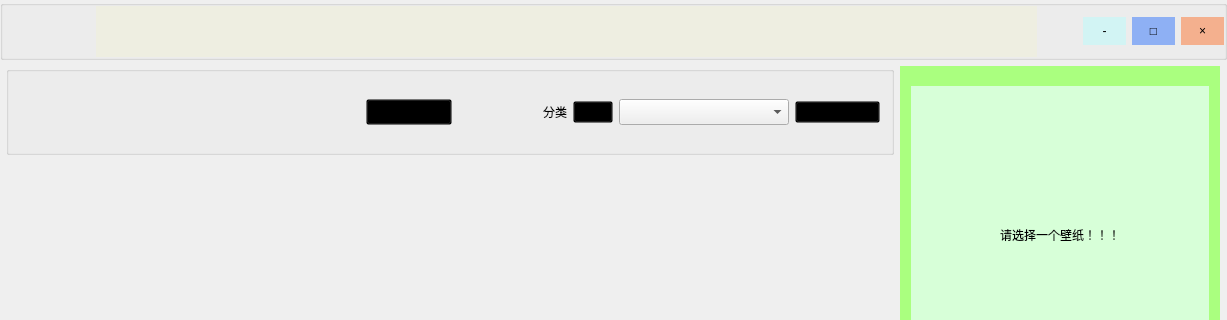
Before: the Qt Designer form src/Qt-MyRedCar/ui/qtmyredcar.ui in mqxxc/Qt-MyRedCar, drawn with Qt 5; both pictures show x 0 to 1227 and y 0 to 320 of the 1227 by 829 pixel window.
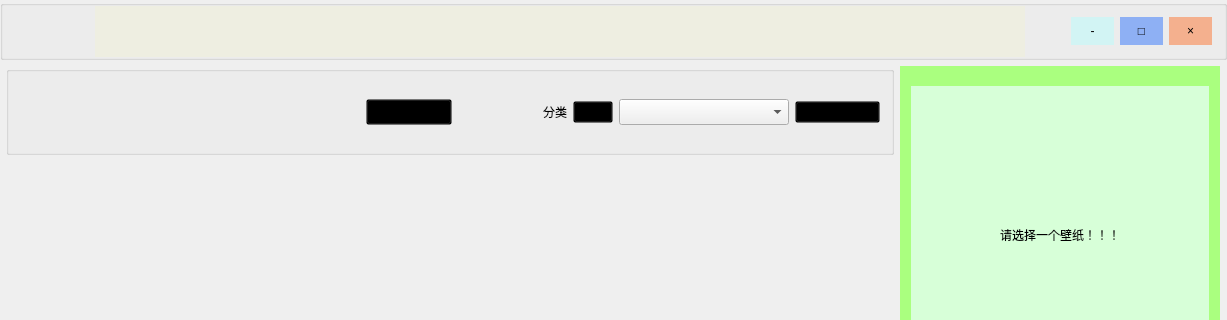
After: the same form once the commit is applied. Icons and pictures are not drawn. Custom widgets are drawn as their Qt base class.

```diff
--- a/src/Qt-MyRedCar/ui/qtmyredcar.ui
+++ b/src/Qt-MyRedCar/ui/qtmyredcar.ui
@@ -545,7 +545,7 @@
        <number>0</number>
       </property>
       <property name="rightMargin">
-       <number>0</number>
+       <number>12</number>
       </property>
       <property name="bottomMargin">
        <number>0</number>
```
